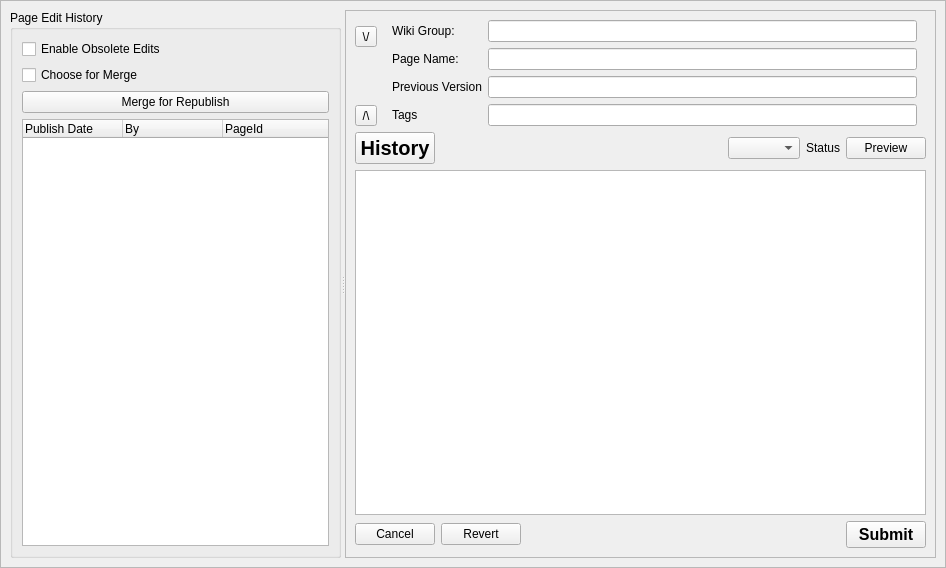
Old version of the form retroshare-gui/src/gui/WikiPoos/WikiEditDialog.ui in the repository RetroShare/RetroShare.
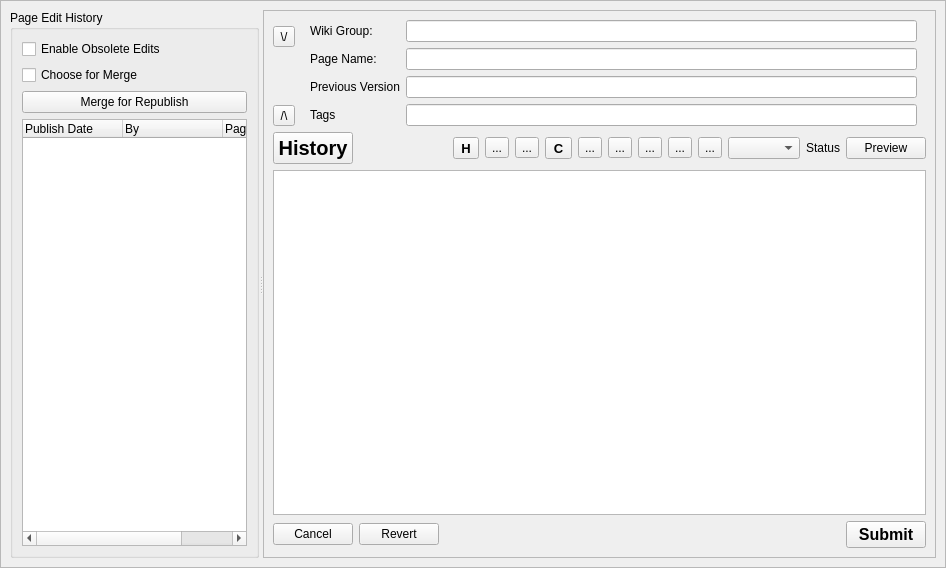
New version of the form. Icons and pictures are not drawn. Custom widgets are drawn as their Qt base class.

Commit message:
Added rs wiki links
Enabled open links in Textbrowser
retroshare links now functional inside a webpage
Added markup default text cheats
Aded image attachaments

```diff
--- a/retroshare-gui/src/gui/WikiPoos/WikiEditDialog.ui
+++ b/retroshare-gui/src/gui/WikiPoos/WikiEditDialog.ui
@@ -282,6 +282,138 @@
               </property>
              </spacer>
             </item>
+            <item>
+             <widget class="QToolButton" name="btnHeading">
+              <property name="font">
+               <font>
+                <pointsize>10</pointsize>
+                <weight>75</weight>
+                <bold>true</bold>
+               </font>
+              </property>
+              <property name="toolTip">
+               <string>&lt;html&gt;&lt;head/&gt;&lt;body&gt;&lt;p&gt;Heading (###)&lt;/p&gt;&lt;/body&gt;&lt;/html&gt;</string>
+              </property>
+              <property name="text">
+               <string>H</string>
+              </property>
+             </widget>
+            </item>
+            <item>
+             <widget class="QToolButton" name="btnBold">
+              <property name="toolTip">
+               <string>&lt;html&gt;&lt;head/&gt;&lt;body&gt;&lt;p&gt;Bold (**bold**)&lt;/p&gt;&lt;/body&gt;&lt;/html&gt;</string>
+              </property>
+              <property name="text">
+               <string>...</string>
+              </property>
+              <property name="icon">
+               <iconset resource="../icons.qrc">
+                <normaloff>:/icons/textedit/bold.png</normaloff>:/icons/textedit/bold.png</iconset>
+              </property>
+             </widget>
+            </item>
+            <item>
+             <widget class="QToolButton" name="btnItalic">
+              <property name="toolTip">
+               <string>&lt;html&gt;&lt;head/&gt;&lt;body&gt;&lt;p&gt;Italic (*italic*)&lt;/p&gt;&lt;/body&gt;&lt;/html&gt;</string>
+              </property>
+              <property name="text">
+               <string>...</string>
+              </property>
+              <property name="icon">
+               <iconset resource="../icons.qrc">
+                <normaloff>:/icons/textedit/italic.png</normaloff>:/icons/textedit/italic.png</iconset>
+              </property>
+             </widget>
+            </item>
+            <item>
+             <widget class="QToolButton" name="btnCode">
+              <property name="font">
+               <font>
+                <pointsize>10</pointsize>
+                <weight>75</weight>
+                <bold>true</bold>
+               </font>
+              </property>
+              <property name="toolTip">
+               <string>&lt;html&gt;&lt;head/&gt;&lt;body&gt;&lt;p&gt;Code (`code`)&lt;/p&gt;&lt;/body&gt;&lt;/html&gt;</string>
+              </property>
+              <property name="text">
+               <string>C</string>
+              </property>
+             </widget>
+            </item>
+            <item>
+             <widget class="QToolButton" name="btnQuote">
+              <property name="toolTip">
+               <string>&lt;html&gt;&lt;head/&gt;&lt;body&gt;&lt;p&gt;Blockquote (&amp;gt; quote)&lt;/p&gt;&lt;/body&gt;&lt;/html&gt;</string>
+              </property>
+              <property name="text">
+               <string>...</string>
+              </property>
+              <property name="icon">
+               <iconset resource="../icons.qrc">
+                <normaloff>:/icons/textedit/code.png</normaloff>:/icons/textedit/code.png</iconset>
+              </property>
+             </widget>
+            </item>
+            <item>
+             <widget class="QToolButton" name="btnLink">
+              <property name="toolTip">
+               <string>&lt;html&gt;&lt;head/&gt;&lt;body&gt;&lt;p&gt;Link ([text](url))&lt;/p&gt;&lt;/body&gt;&lt;/html&gt;</string>
+              </property>
+              <property name="text">
+               <string>...</string>
+              </property>
+              <property name="icon">
+               <iconset resource="../icons.qrc">
+                <normaloff>:/icons/textedit/link.png</normaloff>:/icons/textedit/link.png</iconset>
+              </property>
+             </widget>
+            </item>
+            <item>
+             <widget class="QToolButton" name="btnImage">
+              <property name="toolTip">
+               <string>&lt;html&gt;&lt;head/&gt;&lt;body&gt;&lt;p&gt;Image (![alt](url))&lt;/p&gt;&lt;/body&gt;&lt;/html&gt;</string>
+              </property>
+              <property name="text">
+               <string>...</string>
+              </property>
+              <property name="icon">
+               <iconset resource="../icons.qrc">
+                <normaloff>:/icons/textedit/photo-of-a-landscape.png</normaloff>:/icons/textedit/photo-of-a-landscape.png</iconset>
+              </property>
+             </widget>
+            </item>
+            <item>
+             <widget class="QToolButton" name="btnUnorderedList">
+              <property name="toolTip">
+               <string>&lt;html&gt;&lt;head/&gt;&lt;body&gt;&lt;p&gt;Unordered List (- item)&lt;/p&gt;&lt;/body&gt;&lt;/html&gt;</string>
+              </property>
+              <property name="text">
+               <string>...</string>
+              </property>
+              <property name="icon">
+               <iconset resource="../icons.qrc">
+                <normaloff>:/icons/textedit/bullet-list.png</normaloff>:/icons/textedit/bullet-list.png</iconset>
+              </property>
+             </widget>
+            </item>
+            <item>
+             <widget class="QToolButton" name="btnOrderedList">
+              <property name="toolTip">
+               <string>&lt;html&gt;&lt;head/&gt;&lt;body&gt;&lt;p&gt;Ordered List (1. item)&lt;/p&gt;&lt;/body&gt;&lt;/html&gt;</string>
+              </property>
+              <property name="text">
+               <string>...</string>
+              </property>
+              <property name="icon">
+               <iconset resource="../icons.qrc">
+                <normaloff>:/icons/textedit/numberd-list.png</normaloff>:/icons/textedit/numberd-list.png</iconset>
+              </property>
+             </widget>
+            </item>
             <item>
              <widget class="GxsIdChooser" name="comboBox_IdChooser"/>
             </item>
```
Left out of the diff: 5 changed lines with no effect on the pictures. The commit also changes 7 other files.
